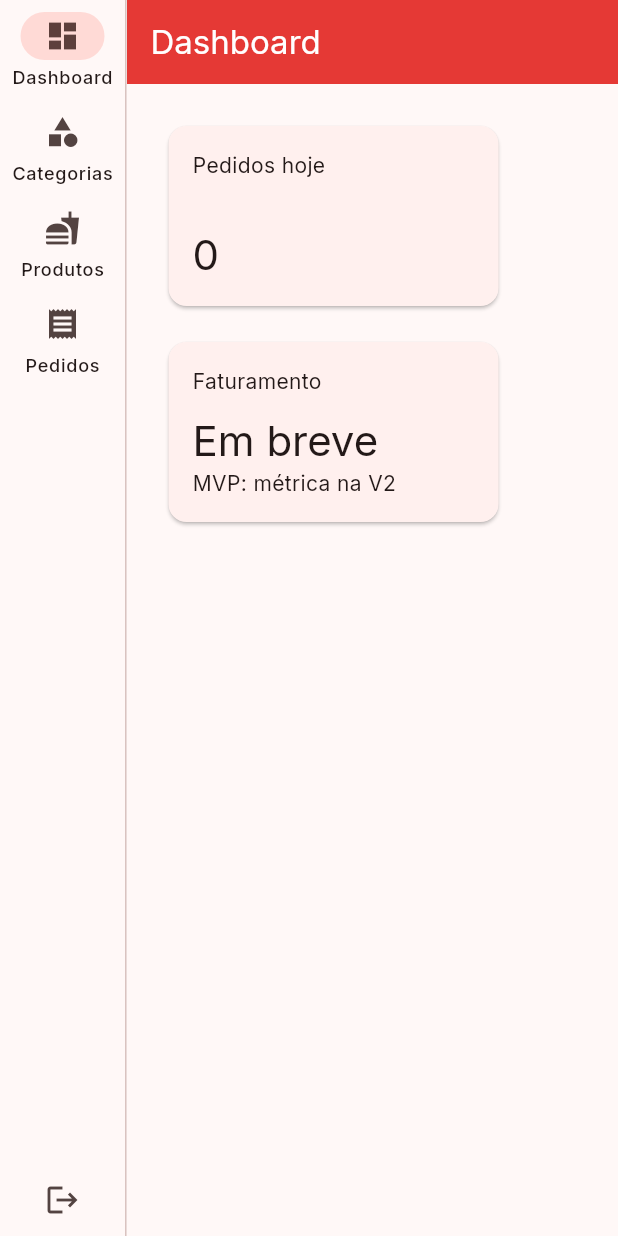
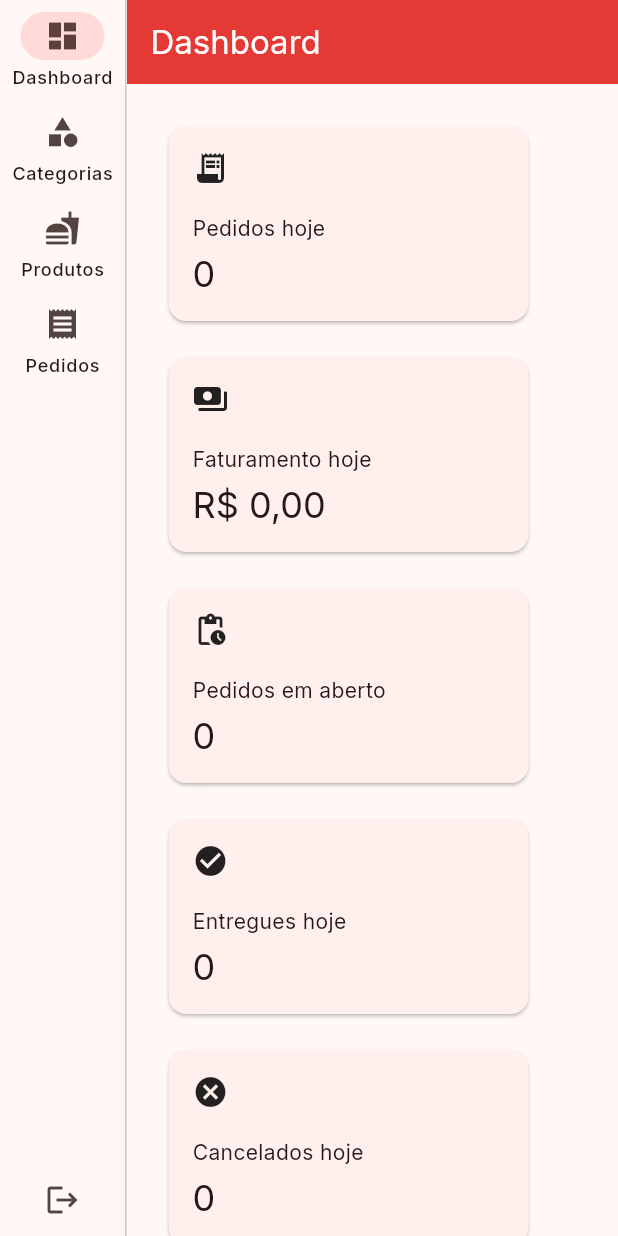
Before and after one commit to erickbritodesign-ai/rayssa-delivery, a Flutter app: the DashboardPage screen opened by its route, on a phone screen of 412 x 824 dp. Run offline on Flutter 3.47's test engine with Material 3 defaults, Android fonts, the phone set to English and light mode, and no system bars; our stand-ins replace cloud_firestore, equatable, firebase_auth, firebase_core, flutter_riverpod, go_router and 1 more; accounts and stored records are empty; generated files the repository leaves out were written again.

Commit message:
feat: improve admin dashboard metrics

```diff
--- a/apps/admin/lib/features/dashboard/presentation/pages/dashboard_page.dart
+++ b/apps/admin/lib/features/dashboard/presentation/pages/dashboard_page.dart
@@ -1,9 +1,11 @@
 import 'package:flutter/material.dart';
 import 'package:flutter_riverpod/flutter_riverpod.dart';
+import 'package:intl/intl.dart';
 import 'package:rayssa_admin/shared/data/admin_firestore_service.dart';
+import 'package:rayssa_core/rayssa_core.dart';
 
-final ordersTodayProvider = FutureProvider<int>((ref) {
-  return ref.watch(adminFirestoreProvider).countOrdersToday();
+final dashboardOrdersProvider = StreamProvider<List<OrderModel>>((ref) {
+  return ref.watch(adminFirestoreProvider).watchOrders();
 });
 
 class DashboardPage extends ConsumerWidget {
@@ -11,25 +13,86 @@ class DashboardPage extends ConsumerWidget {
 
   @override
   Widget build(BuildContext context, WidgetRef ref) {
-    final ordersToday = ref.watch(ordersTodayProvider);
+    final ordersAsync = ref.watch(dashboardOrdersProvider);
+    final currency = NumberFormat.simpleCurrency(locale: 'pt_BR');
 
     return Scaffold(
       appBar: AppBar(title: const Text('Dashboard')),
       body: Padding(
         padding: const EdgeInsets.all(24),
-        child: ordersToday.when(
-          data: (count) => Wrap(
-            spacing: 16,
-            runSpacing: 16,
-            children: [
-              _StatCard(title: 'Pedidos hoje', value: '$count'),
-              const _StatCard(
-                title: 'Faturamento',
-                value: 'Em breve',
-                subtitle: 'MVP: métrica na V2',
-              ),
-            ],
-          ),
+        child: ordersAsync.when(
+          data: (orders) {
+            final now = DateTime.now();
+
+            bool isToday(OrderModel order) {
+              final createdAt = order.createdAt;
+              if (createdAt == null) return false;
+              return createdAt.year == now.year &&
+                  createdAt.month == now.month &&
+                  createdAt.day == now.day;
+            }
+
+            final todayOrders = orders.where(isToday).toList();
+
+            final pendingOrders = orders
+                .where(
+                  (o) =>
+                      o.status == OrderStatus.received ||
+                      o.status == OrderStatus.confirmed ||
+                      o.status == OrderStatus.preparing ||
+                      o.status == OrderStatus.outForDelivery,
+                )
+                .length;
+
+            final deliveredToday = todayOrders
+                .where((o) => o.status == OrderStatus.delivered)
+                .length;
+
+            final cancelledToday = todayOrders
+                .where((o) => o.status == OrderStatus.cancelled)
+                .length;
+
+            final revenueToday = todayOrders
+                .where((o) => o.status != OrderStatus.cancelled)
+                .fold<double>(0, (sum, order) => sum + order.total);
+
+            return Wrap(
+              spacing: 16,
+              runSpacing: 16,
+              children: [
+                _StatCard(
+                  title: 'Pedidos hoje',
+                  value: '${todayOrders.length}',
+                  icon: Icons.receipt_long,
+                ),
+                _StatCard(
+                  title: 'Faturamento hoje',
+                  value: currency.format(revenueToday),
+                  icon: Icons.payments,
+                ),
+                _StatCard(
+                  title: 'Pedidos em aberto',
+                  value: '$pendingOrders',
+                  icon: Icons.pending_actions,
+                ),
+                _StatCard(
+                  title: 'Entregues hoje',
+                  value: '$deliveredToday',
+                  icon: Icons.check_circle,
+                ),
+                _StatCard(
+                  title: 'Cancelados hoje',
+                  value: '$cancelledToday',
+                  icon: Icons.cancel,
+                ),
+                _StatCard(
+                  title: 'Total de pedidos',
+                  value: '${orders.length}',
+                  icon: Icons.list_alt,
+                ),
+              ],
+            );
+          },
           loading: () => const Center(child: CircularProgressIndicator()),
           error: (e, _) => Text('Erro: $e'),
         ),
@@ -42,31 +105,32 @@ class _StatCard extends StatelessWidget {
   const _StatCard({
     required this.title,
     required this.value,
-    this.subtitle,
+    required this.icon,
   });
 
   final String title;
   final String value;
-  final String? subtitle;
+  final IconData icon;
 
   @override
   Widget build(BuildContext context) {
     return Card(
       child: SizedBox(
-        width: 220,
-        height: 120,
+        width: 240,
+        height: 130,
         child: Padding(
           padding: const EdgeInsets.all(16),
           child: Column(
             crossAxisAlignment: CrossAxisAlignment.start,
             children: [
+              Icon(icon),
+              const Spacer(),
               Text(title),
-              const Spacer(),
+              const SizedBox(height: 4),
               Text(
                 value,
-                style: Theme.of(context).textTheme.headlineMedium,
+                style: Theme.of(context).textTheme.headlineSmall,
               ),
-              if (subtitle != null) Text(subtitle!),
             ],
           ),
         ),
```
